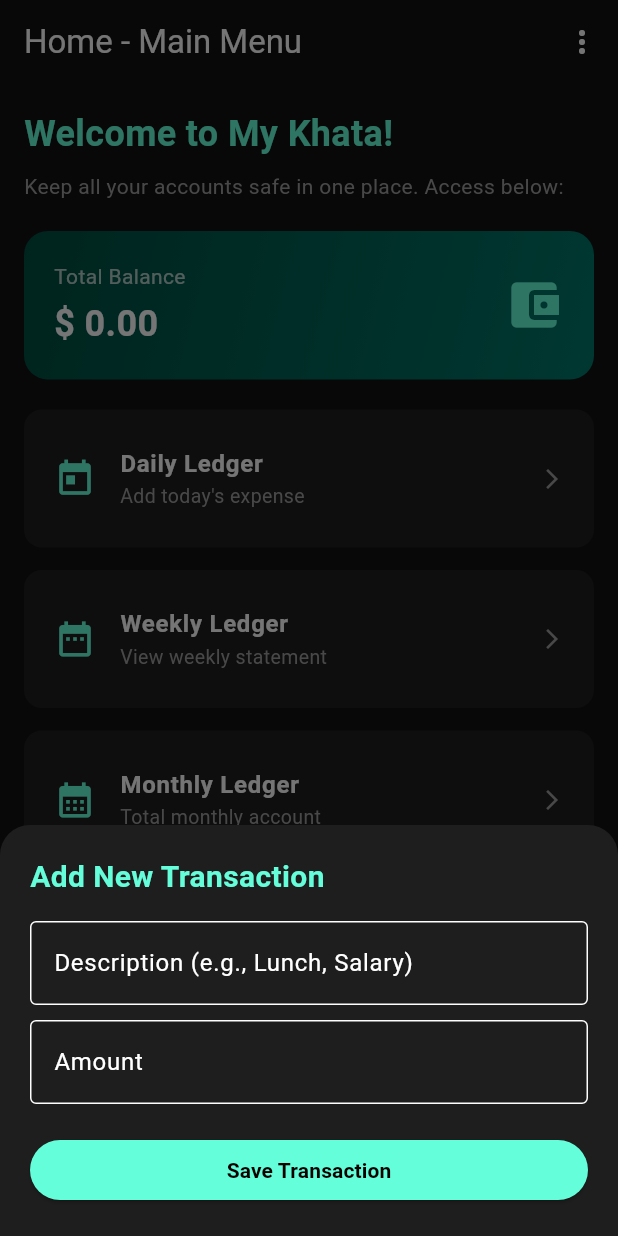
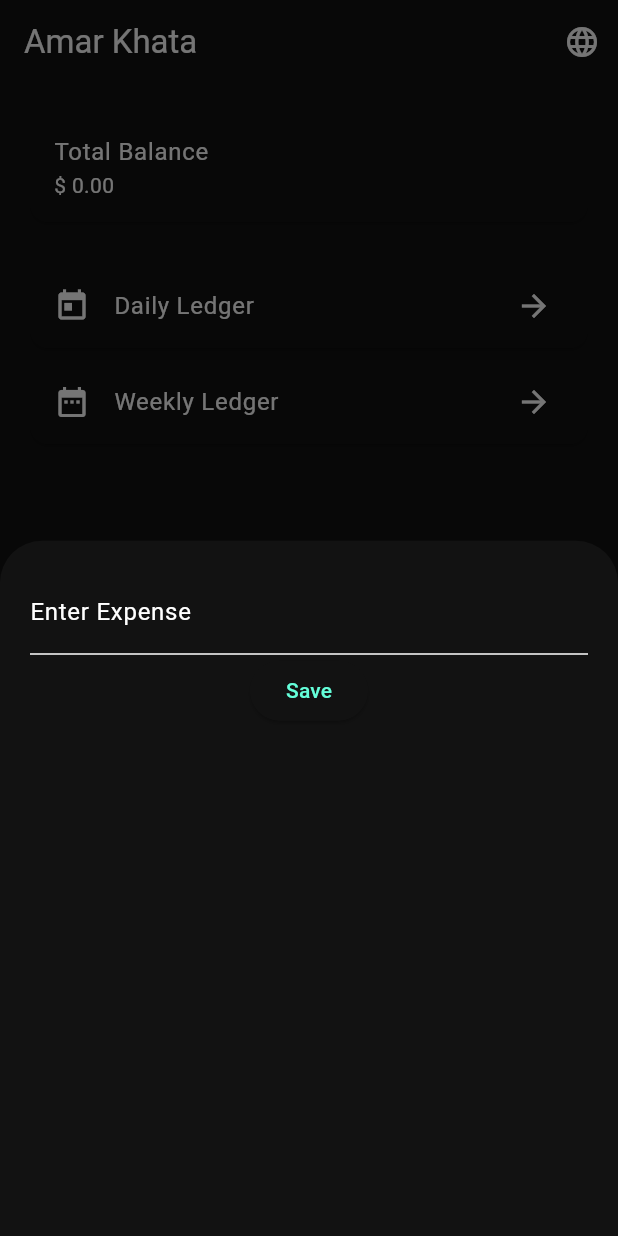
Before and after one commit to anisurrahaman768472-design/ledger-app, a Flutter app: the screen it shows after launch, after a tap on the "add" icon, on a phone screen of 412 x 824 dp. Run offline on Flutter 3.47's test engine with Material 3 defaults, Android fonts, the phone set to English and light mode, and no system bars; our stand-ins replace shared_preferences.

Commit message:
Update main.dart

```diff
--- a/lib/main.dart
+++ b/lib/main.dart
@@ -17,10 +17,12 @@ class MyKhataApp extends StatefulWidget {
 class _MyKhataAppState extends State<MyKhataApp> {
   Locale _locale = const Locale('en');
 
-  void _changeLanguage(Locale locale) {
+  void _changeLanguage(String langCode) async {
     setState(() {
-      _locale = locale;
+      _locale = Locale(langCode);
     });
+    final prefs = await SharedPreferences.getInstance();
+    await prefs.setString('lang', langCode);
   }
 
   @override
@@ -28,22 +30,12 @@ class _MyKhataAppState extends State<MyKhataApp> {
     return MaterialApp(
       title: 'Amar Khata',
       debugShowCheckedModeBanner: false,
-      theme: ThemeData(
-        brightness: Brightness.dark,
+      theme: ThemeData.dark().copyWith(
         scaffoldBackgroundColor: const Color(0xFF121212),
-        primaryColor: Colors.tealAccent,
-        colorScheme: ColorScheme.dark(
-          primary: Colors.tealAccent,
-          secondary: Colors.teal,
-          surface: const Color(0xFF1E1E1E),
-        ),
-        useMaterial3: true,
+        colorScheme: const ColorScheme.dark(primary: Colors.tealAccent, secondary: Colors.teal),
       ),
       locale: _locale,
-      supportedLocales: const [
-        Locale('en', ''),
-        Locale('bn', ''),
-      ],
+      supportedLocales: const [Locale('en', ''), Locale('bn', '')],
       localizationsDelegates: const [
         GlobalMaterialLocalizations.delegate,
         GlobalWidgetsLocalizations.delegate,
@@ -55,7 +47,7 @@ class _MyKhataAppState extends State<MyKhataApp> {
 }
 
 class MainScreen extends StatefulWidget {
-  final Function(Locale) onLanguageChanged;
+  final Function(String) onLanguageChanged;
   const MainScreen({super.key, required this.onLanguageChanged});
 
   @override
@@ -64,226 +56,79 @@ class MainScreen extends StatefulWidget {
 
 class _MainScreenState extends State<MainScreen> {
   int _currentIndex = 0;
-  List<Map<String, String>> _transactions = [];
+  List<String> _transactions = [];
+  final TextEditingController _textController = TextEditingController();
 
-  final TextEditingController _descController = TextEditingController();
-  final TextEditingController _amountController = TextEditingController();
-
-  @override
-  void initState() {
-    super.initState();
-    _loadDataFromPrefs();
-  }
-
-  Future<void> _loadDataFromPrefs() async {
-    final prefs = await SharedPreferences.getInstance();
-  }
-
-  void _addTransaction() {
-    if (_descController.text.isNotEmpty && _amountController.text.isNotEmpty) {
+  void _addTransaction() async {
+    if (_textController.text.isNotEmpty) {
       setState(() {
-        _transactions.add({
-          'desc': _descController.text,
-          'amount': _amountController.text,
-          'date': DateFormat('yyyy-MM-dd').format(DateTime.now()),
-        });
-        _descController.clear();
-        _amountController.clear();
+        _transactions.add(_textController.text);
       });
+      final prefs = await SharedPreferences.getInstance();
+      await prefs.setStringList('transactions', _transactions);
+      _textController.clear();
       Navigator.pop(context);
     }
   }
 
-  void _showAddTransactionModal() {
-    showModalBottomSheet(
-      context: context,
-      isScrollControlled: true,
-      backgroundColor: const Color(0xFF1E1E1E),
-      shape: const RoundedRectangleBorder(
-        borderRadius: BorderRadius.vertical(top: Radius.circular(20)),
-      ),
-      builder: (context) {
-        return Padding(
-          padding: EdgeInsets.only(
-            bottom: MediaQuery.of(context).viewInsets.bottom,
-            left: 20,
-            right: 20,
-            top: 20,
-          ),
-          child: Column(
-            mainAxisSize: MainAxisSize.min,
-            crossAxisAlignment: CrossAxisAlignment.start,
-            children: [
-              const Text(
-                'Add New Transaction',
-                style: TextStyle(fontSize: 20, fontWeight: FontWeight.bold, color: Colors.tealAccent),
-              ),
-              const SizedBox(height: 15),
-              TextField(
-                controller: _descController,
-                decoration: const InputDecoration(
-                  labelText: 'Description (e.g., Lunch, Salary)',
-                  border: OutlineInputBorder(),
-                ),
-              ),
-              const SizedBox(height: 10),
-              TextField(
-                controller: _amountController,
-                keyboardType: TextInputType.number,
-                decoration: const InputDecoration(
-                  labelText: 'Amount',
-                  border: OutlineInputBorder(),
-                ),
-              ),
-              const SizedBox(height: 20),
-              SizedBox(
-                width: double.infinity,
-                child: ElevatedButton(
-                  style: ElevatedButton.styleFrom(backgroundColor: Colors.tealAccent, foregroundColor: Colors.black),
-                  onPressed: _addTransaction,
-                  child: const Text('Save Transaction', style: TextStyle(fontWeight: FontWeight.bold)),
-                ),
-              ),
-              const SizedBox(height: 20),
-            ],
-          ),
-        );
-      },
-    );
-  }
-
   @override
   Widget build(BuildContext context) {
-    final List<Widget> pages = [
-      SingleChildScrollView(
-        padding: const EdgeInsets.all(16.0),
-        child: Column(
-          crossAxisAlignment: CrossAxisAlignment.start,
-          children: [
-            const Text(
-              'Welcome to My Khata!',
-              style: TextStyle(fontSize: 24, fontWeight: FontWeight.bold, color: Colors.tealAccent),
-            ),
-            const SizedBox(height: 8),
-            const Text(
-              'Keep all your accounts safe in one place. Access below:',
-              style: TextStyle(color: Colors.grey),
-            ),
-            const SizedBox(height: 20),
-            Container(
-              padding: const EdgeInsets.all(20),
-              decoration: BoxDecoration(
-                gradient: const LinearGradient(
-                  colors: [Color(0xFF004D40), Color(0xFF00796B)],
-                  begin: Alignment.topLeft,
-                  end: Alignment.bottomRight,
-                ),
-                borderRadius: BorderRadius.circular(16),
-              ),
-              child: const Row(
-                mainAxisAlignment: MainAxisAlignment.spaceBetween,
-                children: [
-                  Column(
-                    crossAxisAlignment: CrossAxisAlignment.start,
-                    children: [
-                      Text('Total Balance', style: TextStyle(color: Colors.white70, fontSize: 14)),
-                      SizedBox(height: 5),
-                      Text('\$ 0.00', style: TextStyle(color: Colors.white, fontSize: 24, fontWeight: FontWeight.bold)),
-                    ],
-                  ),
-                  Icon(Icons.account_balance_wallet, size: 40, color: Colors.tealAccent),
-                ],
-              ),
-            ),
-            const SizedBox(height: 20),
-            _buildMenuCard('Daily Ledger', 'Add today\'s expense', Icons.today, () {
-              setState(() {
-                _currentIndex = 1;
-              });
-            }),
-            _buildMenuCard('Weekly Ledger', 'View weekly statement', Icons.date_range, () {
-              setState(() {
-                _currentIndex = 2;
-              });
-            }),
-            _buildMenuCard('Monthly Ledger', 'Total monthly account', Icons.calendar_month, () {
-              setState(() {
-                _currentIndex = 3;
-              });
-            }),
-          ],
-        ),
-      ),
-      Center(child: Text('Daily Ledger View (${_transactions.length} items)', style: const TextStyle(fontSize: 18))),
-      const Center(child: Text('Weekly Ledger View', style: TextStyle(fontSize: 18))),
-      const Center(child: Text('Monthly Ledger View', style: TextStyle(fontSize: 18))),
-    ];
-
     return Scaffold(
       appBar: AppBar(
-        title: Text(_currentIndex == 0 ? 'Home - Main Menu' : 'Ledger Details'),
-        backgroundColor: Colors.transparent,
-        elevation: 0,
+        title: const Text('Amar Khata'),
         actions: [
           PopupMenuButton<String>(
-            onSelected: (value) {
-              if (value == 'bn') {
-                widget.onLanguageChanged(const Locale('bn'));
-              } else {
-                widget.onLanguageChanged(const Locale('en'));
-              }
-            },
-            itemBuilder: (BuildContext context) => [
+            onSelected: widget.onLanguageChanged,
+            itemBuilder: (context) => [
               const PopupMenuItem(value: 'en', child: Text('English')),
               const PopupMenuItem(value: 'bn', child: Text('বাংলা')),
             ],
-            icon: const Icon(Icons.more_vert),
+            icon: const Icon(Icons.language),
           ),
         ],
       ),
-      body: pages[_currentIndex],
+      body: _currentIndex == 0
+          ? _buildHome()
+          : Center(child: Text('Transactions: ${_transactions.toString()}')),
       floatingActionButton: FloatingActionButton(
         backgroundColor: Colors.tealAccent,
-        foregroundColor: Colors.black,
-        onPressed: _showAddTransactionModal,
+        onPressed: () => showModalBottomSheet(
+          context: context,
+          builder: (_) => Padding(
+            padding: const EdgeInsets.all(20),
+            child: Column(
+              children: [
+                TextField(controller: _textController, decoration: const InputDecoration(labelText: 'Enter Expense')),
+                ElevatedButton(onPressed: _addTransaction, child: const Text('Save'))
+              ],
+            ),
+          ),
+        ),
         child: const Icon(Icons.add),
       ),
       bottomNavigationBar: BottomNavigationBar(
         currentIndex: _currentIndex,
-        onTap: (index) {
-          setState(() {
-            _currentIndex = index;
-          });
-        },
-        type: BottomNavigationBarType.fixed,
-        backgroundColor: const Color(0xFF1E1E1E),
+        onTap: (index) => setState(() => _currentIndex = index),
         selectedItemColor: Colors.tealAccent,
-        unselectedItemColor: Colors.grey,
         items: const [
           BottomNavigationBarItem(icon: Icon(Icons.home), label: 'Home'),
-          BottomNavigationBarItem(icon: Icon(Icons.today), label: 'Daily'),
-          BottomNavigationBarItem(icon: Icon(Icons.date_range), label: 'Weekly'),
-          BottomNavigationBarItem(icon: Icon(Icons.calendar_month), label: 'Monthly'),
+          BottomNavigationBarItem(icon: Icon(Icons.list), label: 'Ledger'),
         ],
       ),
     );
   }
 
-  Widget _buildMenuCard(String title, String subtitle, IconData icon, VoidCallback onTap) {
-    return Container(
-      margin: const EdgeInsets.only(bottom: 15),
-      decoration: BoxDecoration(
-        color: const Color(0xFF1E1E1E),
-        borderRadius: BorderRadius.circular(12),
-      ),
-      child: ListTile(
-        contentPadding: const EdgeInsets.symmetric(horizontal: 20, vertical: 10),
-        leading: Icon(icon, color: Colors.tealAccent, size: 28),
-        title: Text(title, style: const TextStyle(fontWeight: FontWeight.bold, fontSize: 16)),
-        subtitle: Text(subtitle, style: const TextStyle(color: Colors.grey, fontSize: 13)),
-        trailing: const Icon(Icons.arrow_forward_ios, size: 16, color: Colors.grey),
-        onTap: onTap,
-      ),
-    );
-  }
+  Widget _buildHome() => ListView(
+    padding: const EdgeInsets.all(16),
+    children: [
+      const Card(child: ListTile(title: Text('Total Balance'), subtitle: Text('\$ 0.00'))),
+      const SizedBox(height: 20),
+      _menuItem('Daily Ledger', Icons.today),
+      _menuItem('Weekly Ledger', Icons.date_range),
+    ],
+  );
+
+  Widget _menuItem(String title, IconData icon) => Card(
+    child: ListTile(leading: Icon(icon), title: Text(title), trailing: const Icon(Icons.arrow_forward)),
+  );
 }
```
